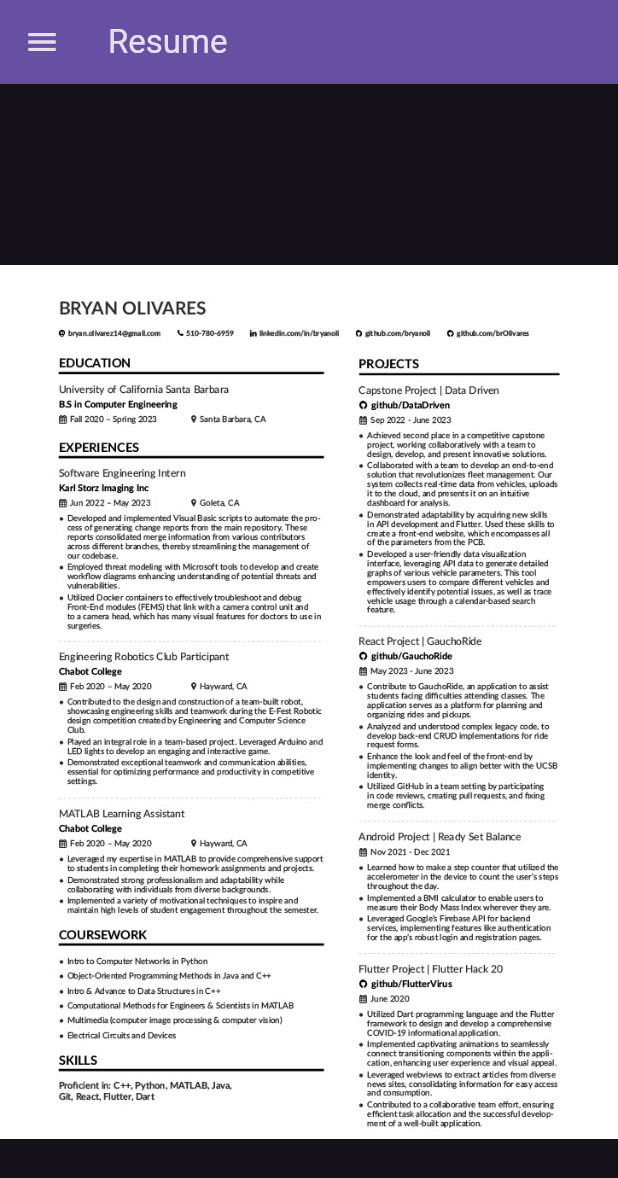
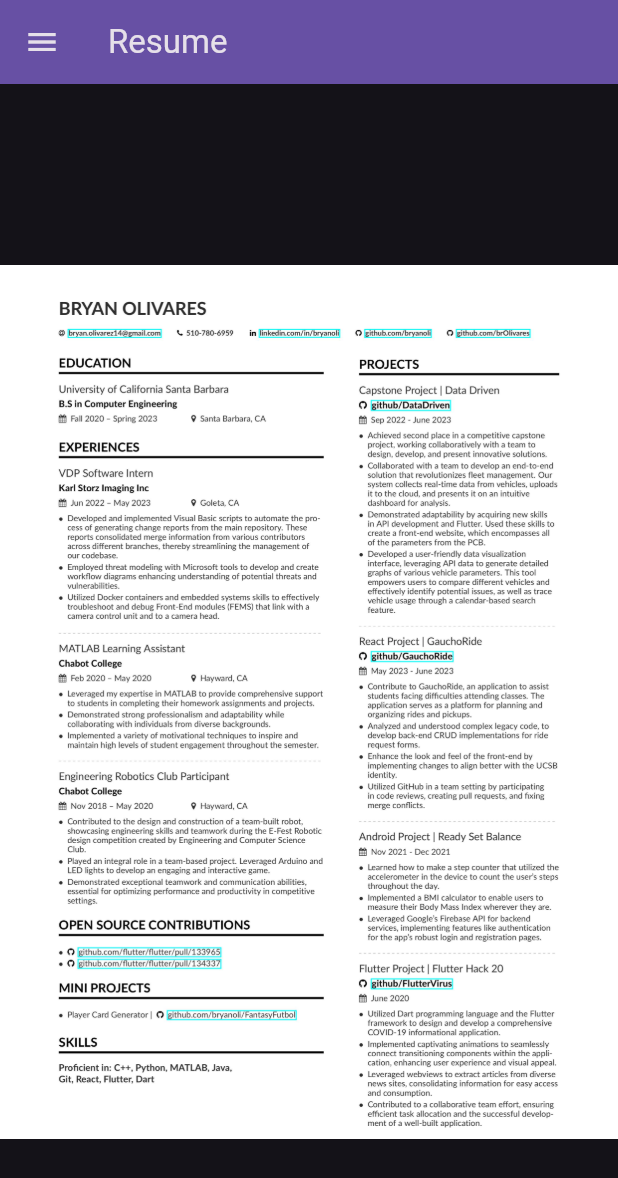
Before and after one commit to bryanoli/bryan_flutweb, a Flutter app: the screen it shows after launch, after a tap on "Resume", on a phone screen of 412 x 824 dp. Shown: the top 1178 px of the screen. Run offline on Flutter 3.47's test engine with Material 2 defaults, Android fonts, the phone set to English and light mode, and no system bars; our stand-ins replace simple_icons, timeline_tile.

Commit message:
Redeployed and added padding

```diff
--- a/bryan_flutweb/lib/about.dart
+++ b/bryan_flutweb/lib/about.dart
@@ -38,7 +38,9 @@ class _MyHomePageState extends State<MyHomePage> {
   }
 
   Widget buildTextIntro() {
-    return Column(
+    return Padding(
+      padding: const EdgeInsets.symmetric(horizontal: 3),
+      child: Column(
             children: [
               const Align(
                 alignment: Alignment.topCenter,
@@ -48,7 +50,7 @@ class _MyHomePageState extends State<MyHomePage> {
                     child: Text(
                       "Bryan Olivares",
                       style: TextStyle(
-                      fontSize: 35,
+                        fontSize: 30,
                         fontWeight: FontWeight.bold,
                       ),
                     ),
@@ -90,6 +92,7 @@ class _MyHomePageState extends State<MyHomePage> {
               ),
 
             ],
+          ),
     );
   }
 
@@ -132,7 +135,9 @@ class _MyHomePageState extends State<MyHomePage> {
       body: SingleChildScrollView(
         child: Column(
           children: [
-            Row(
+            Padding(
+              padding: const EdgeInsets.symmetric(vertical: 50),
+              child: Row(
                 crossAxisAlignment: CrossAxisAlignment.center, // Align children at the top
                 children: [
                   Expanded(
@@ -143,7 +148,21 @@ class _MyHomePageState extends State<MyHomePage> {
                   ),
                 ],
               ),
-            ListView.builder(
+            ),
+
+            const SizedBox(
+              height: 30,
+              child: Text('TIMELINE',
+                style: TextStyle(
+                  fontSize: 25,
+                  fontWeight: FontWeight.bold,
+                  color: Colors.white,
+                ),
+              ),
+            ),
+            Padding(
+              padding: const EdgeInsets.symmetric(vertical: 50),
+              child: ListView.builder(
                 shrinkWrap: true,
                 itemCount: timeLineList.length,
                 itemBuilder: (BuildContext context, int index) {
@@ -239,6 +258,7 @@ class _MyHomePageState extends State<MyHomePage> {
                   );
                 }
               ),
+            ),
           ]
         ),
       ),
--- a/bryan_flutweb/lib/widgets/resume.dart
+++ b/bryan_flutweb/lib/widgets/resume.dart
@@ -35,7 +35,7 @@ class _ResumePageState extends State<ResumePage> {
                       height: MediaQuery.of(context).size.height,
                       width: MediaQuery.of(context).size.width,
                       child: Image.asset(
-                      'assets/images/Bryan_Olivares_Resume.jpg',
+                      'assets/images/Bryan_Olivares_Resume_1.jpg',
                       fit: BoxFit.contain,
                     ),
                     ),
--- a/bryan_flutweb/pubspec.yaml
+++ b/bryan_flutweb/pubspec.yaml
@@ -72,6 +72,7 @@ flutter:
     - assets/images/karlstorzlogo.png
     - assets/images/ucsblogo.jpg
     - assets/images/Bryan_Olivares_Resume.jpg
+    - assets/images/Bryan_Olivares_Resume_1.jpg
     - assets/images/camerademo.png
     - assets/images/rsblogo.png
     - assets/images/soccerball.jpg
```
Also changed, not shown: bryan_flutweb/assets/images/Bryan_Olivares_Resume_1.jpg (added), bryan_flutweb/firebase.json, 2 other files. Lines whose indentation alone changed are shown as unchanged.
